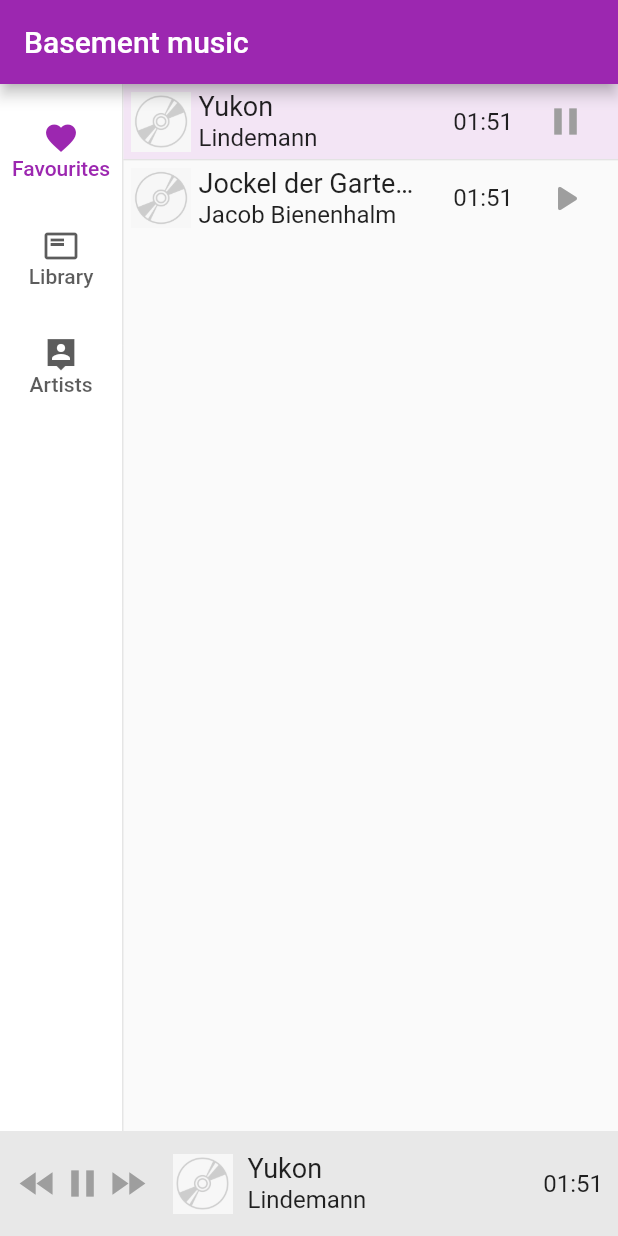
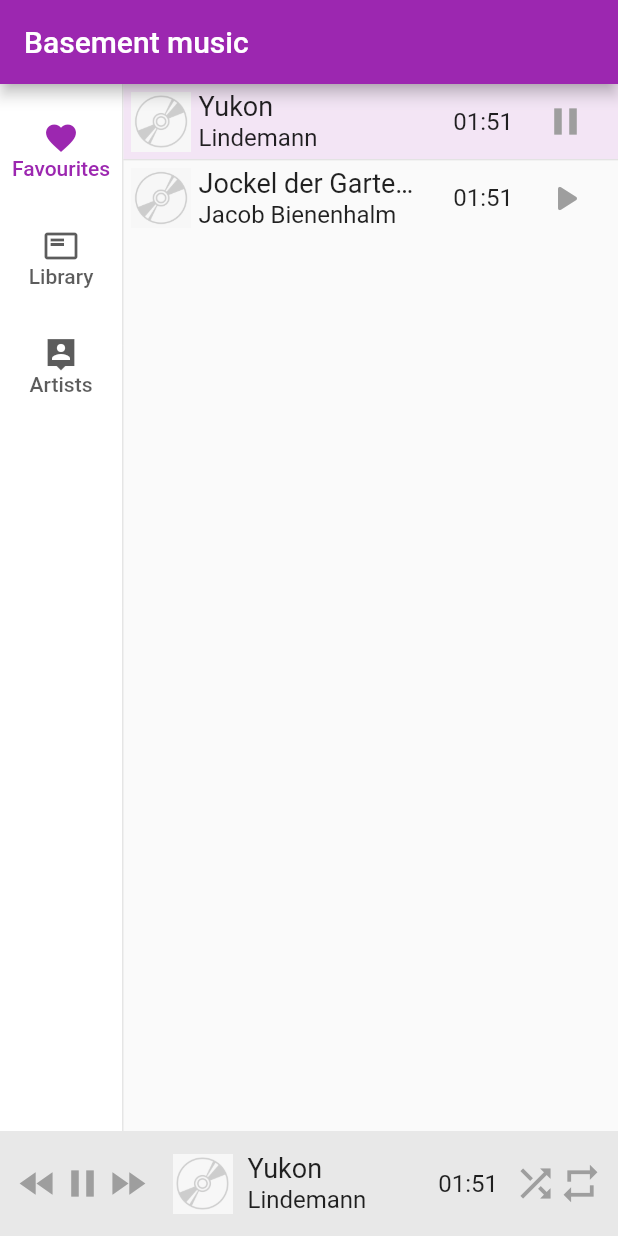
Before and after one commit to Lereena/basement-music, a Flutter app: the screen it shows after launch, after a tap on the "play arrow" icon, on a phone screen of 412 x 824 dp. Run offline on Flutter 3.47's test engine with Material 2 defaults, Android fonts, the phone set to English and light mode, and no system bars; drawn by our look-alikes of auto_size_text; our stand-ins replace audioplayers, flutter_bloc, marquee, shared_preferences.

Commit message:
Add shuffle and repeat toggles

```diff
--- /dev/null
+++ b/lib/settings.dart
@@ -0,0 +1,21 @@
+import 'package:shared_preferences/shared_preferences.dart';
+
+Future<void> setShuffle(bool value) async {
+  final sharedPreferences = await SharedPreferences.getInstance();
+  sharedPreferences.setBool('shuffle', value);
+}
+
+Future<bool> getShuffle() async {
+  final sharedPreferences = await SharedPreferences.getInstance();
+  return sharedPreferences.getBool('shuffle') ?? false;
+}
+
+Future<void> setRepeat(bool value) async {
+  final sharedPreferences = await SharedPreferences.getInstance();
+  sharedPreferences.setBool('repeat', value);
+}
+
+Future<bool> getRepeat() async {
+  final sharedPreferences = await SharedPreferences.getInstance();
+  return sharedPreferences.getBool('repeat') ?? false;
+}
--- a/lib/widgets/bottom_bar.dart
+++ b/lib/widgets/bottom_bar.dart
@@ -8,6 +8,8 @@ import '../bloc/player_bloc.dart';
 import '../bloc/states/audio_player_state.dart';
 import 'controls/pause_button.dart';
 import 'controls/play_button.dart';
+import 'controls/repeat_toggle.dart';
+import 'controls/shuffle_toggle.dart';
 
 class BottomBar extends StatefulWidget {
   @override
@@ -63,6 +65,9 @@ class _BottomBarState extends State<BottomBar> {
                   overflow: TextOverflow.ellipsis,
                   style: TextStyle(fontSize: 16),
                 ),
+                SizedBox(width: 10),
+                ShuffleToggle(),
+                RepeatToggle(),
               ],
             ],
           );
--- /dev/null
+++ b/lib/widgets/controls/repeat_toggle.dart
@@ -0,0 +1,37 @@
+import 'package:basement_music/settings.dart';
+import 'package:flutter/material.dart';
+
+class RepeatToggle extends StatefulWidget {
+  RepeatToggle({Key? key}) : super(key: key);
+
+  @override
+  State<RepeatToggle> createState() => _RepeatToggleState();
+}
+
+class _RepeatToggleState extends State<RepeatToggle> {
+  bool repeat = false;
+
+  @override
+  void initState() {
+    super.initState();
+    WidgetsBinding.instance?.addPostFrameCallback((_) async {
+      repeat = await getRepeat();
+      if (mounted) setState(() {});
+    });
+  }
+
+  @override
+  Widget build(BuildContext context) {
+    return InkWell(
+      onTap: () async {
+        await setRepeat(!repeat);
+        if (mounted) setState(() => repeat = !repeat);
+      },
+      child: Icon(
+        Icons.repeat,
+        color: repeat ? Theme.of(context).primaryColor : Colors.grey,
+        size: 30,
+      ),
+    );
+  }
+}
--- /dev/null
+++ b/lib/widgets/controls/shuffle_toggle.dart
@@ -0,0 +1,37 @@
+import 'package:basement_music/settings.dart';
+import 'package:flutter/material.dart';
+
+class ShuffleToggle extends StatefulWidget {
+  ShuffleToggle({Key? key}) : super(key: key);
+
+  @override
+  State<ShuffleToggle> createState() => _ShuffleToggleState();
+}
+
+class _ShuffleToggleState extends State<ShuffleToggle> {
+  bool shuffle = false;
+
+  @override
+  void initState() {
+    super.initState();
+    WidgetsBinding.instance?.addPostFrameCallback((_) async {
+      shuffle = await getShuffle();
+      if (mounted) setState(() {});
+    });
+  }
+
+  @override
+  Widget build(BuildContext context) {
+    return InkWell(
+      onTap: () async {
+        await setShuffle(!shuffle);
+        if (mounted) setState(() => shuffle = !shuffle);
+      },
+      child: Icon(
+        Icons.shuffle,
+        color: shuffle ? Theme.of(context).primaryColor : Colors.grey,
+        size: 30,
+      ),
+    );
+  }
+}
--- a/pubspec.yaml
+++ b/pubspec.yaml
@@ -32,6 +32,7 @@ dependencies:
   flutter_bloc: ^8.0.1
   marquee: ^2.2.1
   auto_size_text: ^3.0.0
+  shared_preferences: ^2.0.7
 
 
 dev_dependencies:
```
Also changed, not shown: pubspec.lock.
